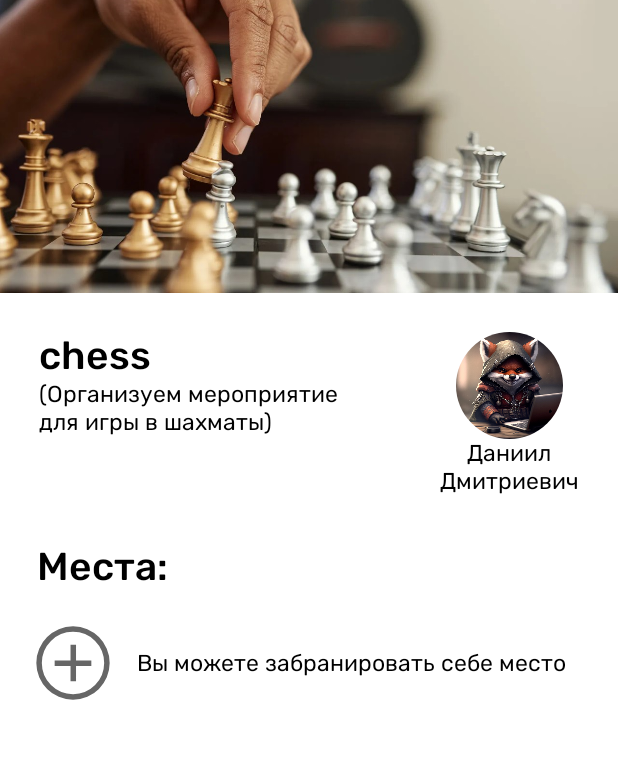
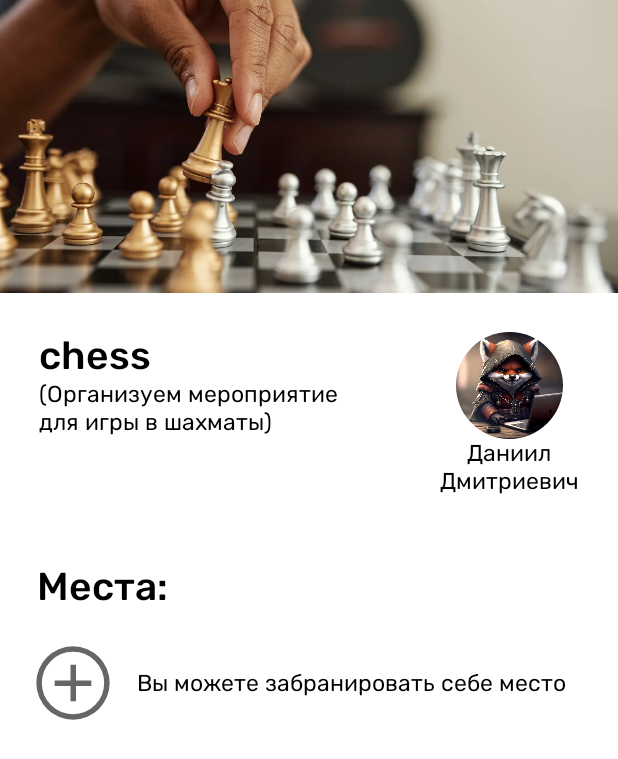
Before and after one commit to MindScapeAnalytics/android_app, an Android app: the layout fragment_event.xml on its own in the app's theme, with its tools: preview values and no code run, on a phone screen of 412 x 824 dp. Shown: the top 759 px of the screen. Run offline under Robolectric (Android 15) with nearby library versions, the phone set to English and light mode, and no system bars.

```diff
--- a/app/build.gradle.kts
+++ b/app/build.gradle.kts
@@ -57,6 +57,10 @@ kapt {
 }
 
 dependencies {
+    implementation(libs.androidx.legacy.support.v4)
+    implementation(libs.androidx.lifecycle.livedata.ktx)
+    implementation(libs.androidx.lifecycle.viewmodel.ktx)
+    implementation(libs.androidx.fragment.ktx)
     val nav_version = "2.7.7"
     /*hilt*/
     implementation("com.google.dagger:hilt-android:2.51.1")
--- a/app/src/main/java/com/example/msanalytics/ui/entry/login/LoginFragment.kt
+++ b/app/src/main/java/com/example/msanalytics/ui/entry/login/LoginFragment.kt
@@ -6,6 +6,8 @@ import android.view.View
 import android.view.ViewGroup
 import androidx.fragment.app.Fragment
 import androidx.fragment.app.viewModels
+import androidx.navigation.findNavController
+import com.example.msanalytics.R
 import com.example.msanalytics.databinding.FragmentLoginBinding
 import dagger.hilt.android.AndroidEntryPoint
 
--- a/app/src/main/java/com/example/msanalytics/ui/main/MainActivity.kt
+++ b/app/src/main/java/com/example/msanalytics/ui/main/MainActivity.kt
@@ -3,11 +3,13 @@ package com.example.msanalytics.ui.main
 import android.os.Bundle
 import androidx.activity.ComponentActivity
 import androidx.appcompat.app.AppCompatActivity
+import com.example.msanalytics.R
 import dagger.hilt.android.AndroidEntryPoint
 
+@AndroidEntryPoint
 class MainActivity : AppCompatActivity() {
     override fun onCreate(savedInstanceState: Bundle?) {
         super.onCreate(savedInstanceState)
-
+        setContentView(R.layout.activity_main)
     }
 }
--- a/app/src/main/java/com/example/msanalytics/ui/main/swipeable_feed/SwipeableFeedViewModel.kt
+++ b/app/src/main/java/com/example/msanalytics/ui/main/swipeable_feed/SwipeableFeedViewModel.kt
@@ -1,4 +1,7 @@
 package com.example.msanalytics.ui.main.swipeable_feed
 
-class SwipeableFeedViewModel {
+import androidx.lifecycle.ViewModel
+
+class SwipeableFeedViewModel: ViewModel(){
+
 }
--- a/app/src/main/res/layout/fragment_event.xml
+++ b/app/src/main/res/layout/fragment_event.xml
@@ -4,30 +4,44 @@
     android:layout_width="match_parent"
     android:layout_height="match_parent"
     xmlns:app="http://schemas.android.com/apk/res-auto"
+    tools:context=".ui.main.event.EventFragment"
     android:background="@color/white">
 
+    <androidx.coordinatorlayout.widget.CoordinatorLayout
+        android:id="@+id/fragment_event__coordinatorLayout"
+        android:layout_width="match_parent"
+        android:layout_height="@dimen/_150sdp"
+        app:layout_constraintTop_toTopOf="parent"
+        app:layout_constraintBottom_toTopOf="@id/fragment_event__scroll"
+        app:layout_constraintStart_toStartOf="parent"
+        app:layout_constraintEnd_toEndOf="parent">
         <ImageView
             android:id="@+id/fragment_event__header_image"
-        android:layout_width="0dp"
-        android:layout_height="@dimen/_150sdp"
+            android:layout_width="match_parent"
+            android:layout_height="match_parent"
             app:srcCompat="@drawable/im_chess"
             android:scaleType="centerCrop"
-        app:layout_constraintTop_toTopOf="parent"
-        app:layout_constraintBottom_toTopOf="@id/fragment_event__header_info"
-        app:layout_constraintStart_toStartOf="parent"
-        app:layout_constraintEnd_toEndOf="parent"
             app:layout_constraintVertical_bias="0"
             app:layout_constraintVertical_chainStyle="packed"/>
-
+    </androidx.coordinatorlayout.widget.CoordinatorLayout>
+    <ScrollView
+        android:id="@+id/fragment_event__scroll"
+        android:layout_width="match_parent"
+        android:layout_height="0dp"
+        app:layout_constraintBottom_toBottomOf="parent"
+        app:layout_constraintEnd_toEndOf="parent"
+        app:layout_constraintStart_toStartOf="parent"
+        app:layout_constraintTop_toBottomOf="@id/fragment_event__coordinatorLayout">
+        <LinearLayout
+            android:id="@+id/fragment_event__main"
+            android:layout_width="match_parent"
+            android:layout_height="wrap_content"
+            android:orientation="vertical">
             <androidx.constraintlayout.widget.ConstraintLayout
                 android:id="@+id/fragment_event__header_info"
                 android:layout_width="match_parent"
                 android:layout_height="wrap_content"
-        android:padding="@dimen/_20sdp"
-        app:layout_constraintBottom_toTopOf="@id/fragment_event__add_participants"
-        app:layout_constraintEnd_toEndOf="parent"
-        app:layout_constraintStart_toStartOf="parent"
-        app:layout_constraintTop_toBottomOf="@id/fragment_event__header_image">
+                android:padding="@dimen/_20sdp">
 
                 <LinearLayout
                     android:id="@+id/fragment_event__header_text_info"
@@ -92,8 +106,9 @@
             <androidx.constraintlayout.widget.ConstraintLayout
                 android:id="@+id/fragment_event__add_participants"
                 android:layout_width="match_parent"
-        android:layout_height="0dp"
+                android:layout_height="wrap_content"
                 android:paddingHorizontal="@dimen/_15sdp"
+                android:paddingVertical="@dimen/_10sdp"
                 app:layout_constraintTop_toBottomOf="@id/fragment_event__header_info"
                 app:layout_constraintBottom_toBottomOf="parent"
                 app:layout_constraintStart_toStartOf="parent"
@@ -144,5 +159,7 @@
                     app:layout_constraintEnd_toEndOf="parent"
                     />
             </androidx.constraintlayout.widget.ConstraintLayout>
+        </LinearLayout>
+    </ScrollView>
 
 </androidx.constraintlayout.widget.ConstraintLayout>
```
Also changed, not shown: app/src/main/java/com/example/msanalytics/ui/main/adapters/SwipeableAdapter.kt (added, +57 -0 lines), app/src/main/java/com/example/msanalytics/ui/main/event/EventFragment.kt (added, +20 -0 lines), app/src/main/java/com/example/msanalytics/ui/main/event/EventViewModel.kt (added, +7 -0 lines), app/src/main/java/com/example/msanalytics/ui/main/models/SwipeableFeedModel.kt (added, +7 -0 lines), app/src/main/java/com/example/msanalytics/ui/main/swipeable_feed/SwipeableFeedFragment.kt (+21 -1 lines), app/src/main/res/layout/activity_main.xml (added, +20 -0 lines), app/src/main/res/layout/fragment_swipeable_feed.xml (+50 -1 lines), app/src/main/res/navigation/entry_navigation.xml (+11 -0 lines), app/src/main/res/navigation/main_navigation.xml (added, +14 -0 lines), gradle/libs.versions.toml (+8 -0 lines). Lines whose indentation alone changed are shown as unchanged.
